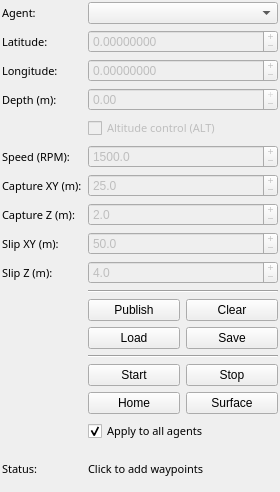
The window that coug_mapviz/ui/coug_waypoints.ui (cougars-auv/coug_mapviz) describes before a commit, drawn with Qt 5.
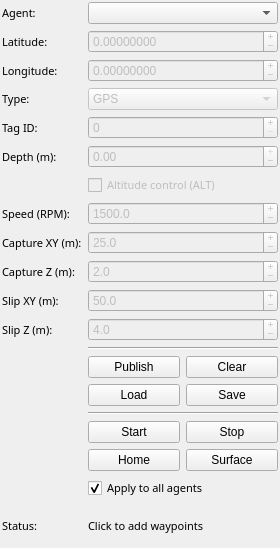
The same window after the commit.

What changed in the file:
```diff
--- a/coug_mapviz/ui/coug_waypoints.ui
+++ b/coug_mapviz/ui/coug_waypoints.ui
@@ -7,7 +7,7 @@
         <x>0</x>
         <y>0</y>
         <width>280</width>
-        <height>492</height>
+        <height>548</height>
       </rect>
     </property>
 
@@ -136,11 +136,75 @@
             </font>
           </property>
           <property name="text">
-            <string>Depth (m):</string>
+            <string>Type:</string>
           </property>
         </widget>
       </item>
       <item row="3" column="1" colspan="3">
+        <widget class="QComboBox" name="type_selector">
+          <property name="enabled">
+            <bool>false</bool>
+          </property>
+          <property name="editable">
+            <bool>false</bool>
+          </property>
+          <item>
+            <property name="text">
+              <string>GPS</string>
+            </property>
+          </item>
+          <item>
+            <property name="text">
+              <string>ArUco</string>
+            </property>
+          </item>
+        </widget>
+      </item>
+
+      <item row="4" column="0">
+        <widget class="QLabel" name="tag_label">
+          <property name="font">
+            <font>
+              <family>Sans Serif</family>
+              <pointsize>8</pointsize>
+            </font>
+          </property>
+          <property name="text">
+            <string>Tag ID:</string>
+          </property>
+        </widget>
+      </item>
+      <item row="4" column="1" colspan="3">
+        <widget class="QSpinBox" name="tag_editor">
+          <property name="enabled">
+            <bool>false</bool>
+          </property>
+          <property name="minimum">
+            <number>0</number>
+          </property>
+          <property name="maximum">
+            <number>65535</number>
+          </property>
+          <property name="buttonSymbols">
+            <enum>QAbstractSpinBox::PlusMinus</enum>
+          </property>
+        </widget>
+      </item>
+
+      <item row="5" column="0">
+        <widget class="QLabel" name="depth_label">
+          <property name="font">
+            <font>
+              <family>Sans Serif</family>
+              <pointsize>8</pointsize>
+            </font>
+          </property>
+          <property name="text">
+            <string>Depth (m):</string>
+          </property>
+        </widget>
+      </item>
+      <item row="5" column="1" colspan="3">
         <widget class="QDoubleSpinBox" name="depth_editor">
           <property name="enabled">
             <bool>false</bool>
@@ -160,7 +224,7 @@
         </widget>
       </item>
 
-      <item row="4" column="1" colspan="3">
+      <item row="6" column="1" colspan="3">
         <widget class="QCheckBox" name="altitude_mode">
           <property name="font">
             <font>
@@ -177,8 +241,8 @@
         </widget>
       </item>
 
-      <item row="5" column="0">
-        <widget class="QLabel" name="label_speed">
+      <item row="7" column="0">
+        <widget class="QLabel" name="speed_label">
           <property name="font">
             <font>
               <family>Sans Serif</family>
@@ -190,7 +254,7 @@
           </property>
         </widget>
       </item>
-      <item row="5" column="1" colspan="3">
+      <item row="7" column="1" colspan="3">
         <widget class="QDoubleSpinBox" name="speed_editor">
           <property name="enabled">
             <bool>false</bool>
@@ -213,8 +277,8 @@
         </widget>
       </item>
 
-      <item row="6" column="0">
-        <widget class="QLabel" name="label_capture">
+      <item row="8" column="0">
+        <widget class="QLabel" name="capture_radius_label">
           <property name="font">
             <font>
               <family>Sans Serif</family>
@@ -226,7 +290,7 @@
           </property>
         </widget>
       </item>
-      <item row="6" column="1" colspan="3">
+      <item row="8" column="1" colspan="3">
         <widget class="QDoubleSpinBox" name="capture_radius_editor">
           <property name="enabled">
             <bool>false</bool>
@@ -249,8 +313,8 @@
         </widget>
       </item>
 
-      <item row="7" column="0">
-        <widget class="QLabel" name="label_capture_z">
+      <item row="9" column="0">
+        <widget class="QLabel" name="capture_radius_z_label">
           <property name="font">
             <font>
               <family>Sans Serif</family>
@@ -262,7 +326,7 @@
           </property>
         </widget>
       </item>
-      <item row="7" column="1" colspan="3">
+      <item row="9" column="1" colspan="3">
         <widget class="QDoubleSpinBox" name="capture_radius_z_editor">
           <property name="enabled">
             <bool>false</bool>
@@ -285,8 +349,8 @@
         </widget>
       </item>
 
-      <item row="8" column="0">
-        <widget class="QLabel" name="label_slip">
+      <item row="10" column="0">
+        <widget class="QLabel" name="slip_radius_label">
           <property name="font">
             <font>
               <family>Sans Serif</family>
@@ -298,7 +362,7 @@
           </property>
         </widget>
       </item>
-      <item row="8" column="1" colspan="3">
+      <item row="10" column="1" colspan="3">
         <widget class="QDoubleSpinBox" name="slip_radius_editor">
           <property name="enabled">
             <bool>false</bool>
@@ -321,8 +385,8 @@
         </widget>
       </item>
 
-      <item row="9" column="0">
-        <widget class="QLabel" name="label_slip_z">
+      <item row="11" column="0">
+        <widget class="QLabel" name="slip_radius_z_label">
           <property name="font">
             <font>
               <family>Sans Serif</family>
@@ -334,7 +398,7 @@
           </property>
         </widget>
       </item>
-      <item row="9" column="1" colspan="3">
+      <item row="11" column="1" colspan="3">
         <widget class="QDoubleSpinBox" name="slip_radius_z_editor">
           <property name="enabled">
             <bool>false</bool>
@@ -357,7 +421,7 @@
         </widget>
       </item>
 
-      <item row="10" column="1" colspan="3">
+      <item row="12" column="1" colspan="3">
         <widget class="QFrame" name="separator_top">
           <property name="frameShape">
             <enum>QFrame::HLine</enum>
@@ -368,7 +432,7 @@
         </widget>
       </item>
 
-      <item row="11" column="1" colspan="3">
+      <item row="13" column="1" colspan="3">
         <layout class="QHBoxLayout" name="horizontalLayout_pub_clear">
           <item>
             <widget class="QPushButton" name="publish">
@@ -387,8 +451,8 @@
         </layout>
       </item>
 
-      <item row="12" column="1" colspan="3">
-        <layout class="QHBoxLayout" name="horizontalLayout_file">
+      <item row="14" column="1" colspan="3">
+        <layout class="QHBoxLayout" name="horizontalLayout_load_save">
           <item>
             <widget class="QPushButton" name="load">
               <property name="text">
@@ -406,7 +470,7 @@
         </layout>
       </item>
 
-      <item row="13" column="1" colspan="3">
+      <item row="15" column="1" colspan="3">
         <widget class="QFrame" name="separator">
           <property name="frameShape">
             <enum>QFrame::HLine</enum>
@@ -417,7 +481,7 @@
         </widget>
       </item>
 
-      <item row="14" column="1" colspan="3">
+      <item row="16" column="1" colspan="3">
         <layout class="QHBoxLayout" name="horizontalLayout_start_stop">
           <item>
             <widget class="QPushButton" name="start">
@@ -436,8 +500,8 @@
         </layout>
       </item>
 
-      <item row="15" column="1" colspan="3">
-        <layout class="QHBoxLayout" name="horizontalLayout_surface_home">
+      <item row="17" column="1" colspan="3">
+        <layout class="QHBoxLayout" name="horizontalLayout_home_surface">
           <item>
             <widget class="QPushButton" name="home">
               <property name="text">
@@ -455,7 +519,7 @@
         </layout>
       </item>
 
-      <item row="16" column="1" colspan="3">
+      <item row="18" column="1" colspan="3">
         <widget class="QCheckBox" name="apply_all">
           <property name="font">
             <font>
@@ -472,8 +536,8 @@
         </widget>
       </item>
 
-      <item row="17" column="0">
-        <widget class="QLabel" name="label_2">
+      <item row="19" column="0">
+        <widget class="QLabel" name="status_label">
           <property name="font">
             <font>
               <family>Sans Serif</family>
@@ -485,7 +549,7 @@
           </property>
         </widget>
       </item>
-      <item row="17" column="1" colspan="3">
+      <item row="19" column="1" colspan="3">
         <widget class="QLabel" name="status">
           <property name="font">
             <font>
```
Left out of the diff: 8 changed lines with no effect on the pictures.
